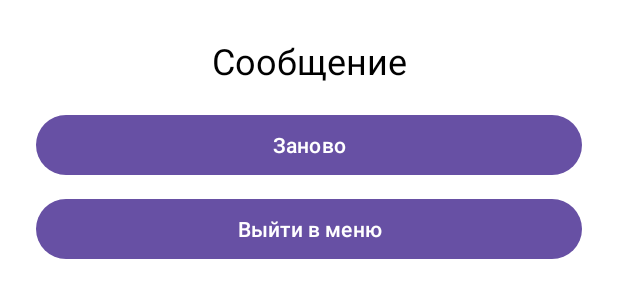
After one commit to Ivan-Abr/Minesweeper_Android, an Android app: the layout dialog_end_game.xml on its own in the app's theme, with its tools: preview values and no code run, on a phone screen of 412 x 824 dp. The commit adds this screen. Shown: the top 300 px of the screen. Run offline under Robolectric (Android 15) with nearby library versions, the phone set to English and light mode, and no system bars.

Commit message:
Сапер прожарки medium

```diff
--- /dev/null
+++ b/app/src/main/res/layout/dialog_end_game.xml
@@ -0,0 +1,33 @@
+<?xml version="1.0" encoding="utf-8"?>
+<LinearLayout
+    xmlns:android="http://schemas.android.com/apk/res/android"
+    android:orientation="vertical"
+    android:padding="24dp"
+    android:layout_width="match_parent"
+    android:layout_height="wrap_content"
+    android:background="@android:color/white">
+
+    <!-- Элемент для отображения сообщения окончания игры -->
+    <TextView
+        android:id="@+id/tvMessage"
+        android:layout_width="match_parent"
+        android:layout_height="wrap_content"
+        android:text="Сообщение"
+        android:textSize="24sp"
+        android:gravity="center"
+        android:textColor="@android:color/black"
+        android:paddingBottom="16dp" />
+
+    <Button
+        android:id="@+id/btnRestart"
+        android:layout_width="match_parent"
+        android:layout_height="wrap_content"
+        android:text="Заново" />
+
+    <Button
+        android:id="@+id/btnExit"
+        android:layout_width="match_parent"
+        android:layout_height="wrap_content"
+        android:text="Выйти в меню"
+        android:layout_marginTop="8dp" />
+</LinearLayout>
```
Also changed, not shown: app/src/main/java/com/example/minesweeper/FieldActivity.kt (+34 -3 lines), app/src/main/java/com/example/minesweeper/MinesweeperGame.kt (+30 -3 lines).
